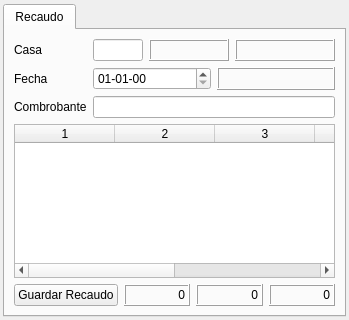
First picture: the form in collectwindow.ui, repository GonzaloHernandez/jpbilling, before the edit.
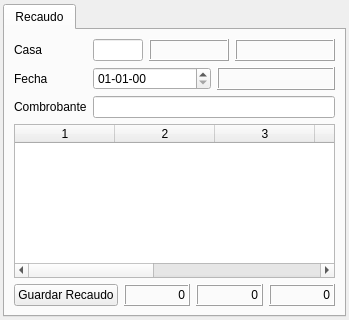
Second picture: the form after the edit.

```diff
--- a/collectwindow.ui
+++ b/collectwindow.ui
@@ -149,7 +149,7 @@
        <item>
         <widget class="QTableWidget" name="table_detail">
          <property name="columnCount">
-          <number>6</number>
+          <number>7</number>
          </property>
          <column/>
          <column/>
@@ -157,6 +157,7 @@
          <column/>
          <column/>
          <column/>
+         <column/>
         </widget>
        </item>
        <item>
```
